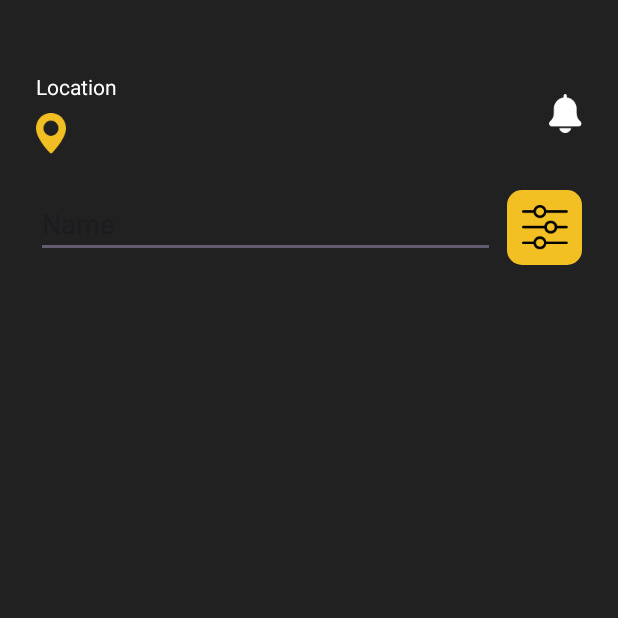
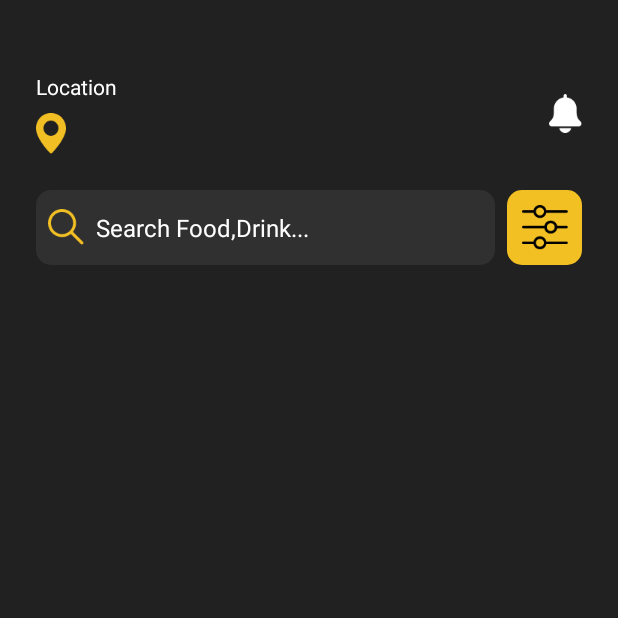
Before and after one commit to LeahDeshar/AndroidJava-Ecommerce, an Android app: the MainActivity2 screen opened directly, with no data from a screen before it, on a phone screen of 412 x 824 dp, the top half of it. Run offline under Robolectric (Android 15) with nearby library versions, the phone set to English and light mode, and no system bars.

Commit message:
Dashboard progress...

```diff
--- /dev/null
+++ b/app/src/main/res/drawable/light_black_bg.xml
@@ -0,0 +1,10 @@
+<?xml version="1.0" encoding="utf-8"?>
+<selector xmlns:android="http://schemas.android.com/apk/res/android">
+<item>
+    <shape android:shape="rectangle">
+        <solid android:color="@color/black3"/>
+        <corners android:radius="10dp"/>
+
+    </shape>
+</item>
+</selector>
--- a/app/src/main/res/layout/activity_main2.xml
+++ b/app/src/main/res/layout/activity_main2.xml
@@ -68,11 +68,19 @@
                 <EditText
                     android:id="@+id/editTextText"
                     android:layout_width="wrap_content"
-                    android:layout_height="wrap_content"
+                    android:layout_height="50dp"
+                    android:drawableStart="@drawable/search_icon"
                     android:layout_weight="1"
                     android:ems="10"
+                    android:padding="8dp"
+                    android:hint="Search Food,Drink..."
                     android:inputType="text"
-                    android:text="Name" />
+                    android:drawablePadding="8dp"
+                    android:textColorHint="@color/white"
+                    android:textColor="@color/white"
+                    android:textSize="16sp"
+                    android:background="@drawable/light_black_bg"
+              />
 
                 <androidx.constraintlayout.widget.ConstraintLayout
                     android:layout_width="50dp"
```
